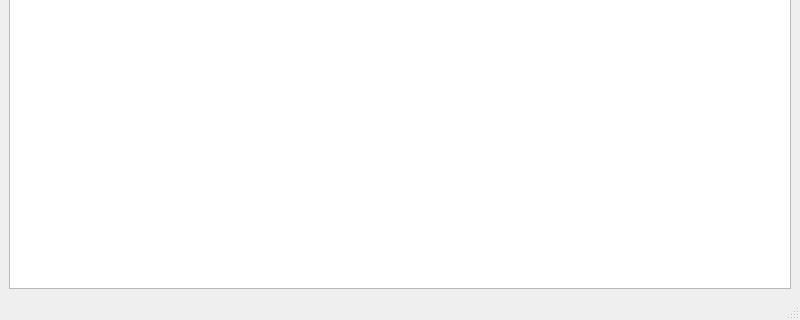
Old version of the form view/uifiles/journal_window.ui in the repository saraalsheikh/GoalDigger; both pictures show x 0 to 800 and y 280 to 600 of the 800 by 600 pixel window.
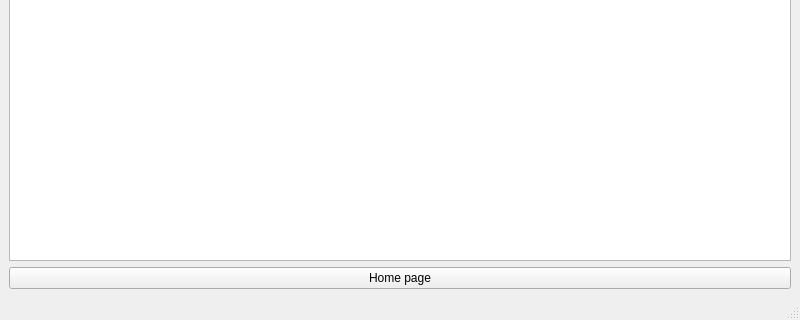
New version of the form.

What changed in the file:
```diff
--- a/view/uifiles/journal_window.ui
+++ b/view/uifiles/journal_window.ui
@@ -21,6 +21,13 @@
     <item row="0" column="0">
      <widget class="QTextEdit" name="txt_box"/>
     </item>
+    <item row="1" column="0">
+     <widget class="QPushButton" name="btn_home_page">
+      <property name="text">
+       <string>Home page</string>
+      </property>
+     </widget>
+    </item>
    </layout>
   </widget>
   <widget class="QMenuBar" name="menubar">
```
Left out of the diff: 2 changed lines with no effect on the pictures.
